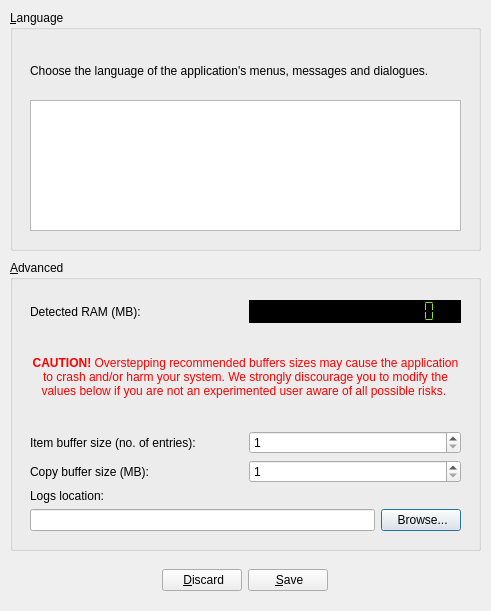
Above: src/preferences.ui from felsocim/Backy before the change. Below: the same form after it.
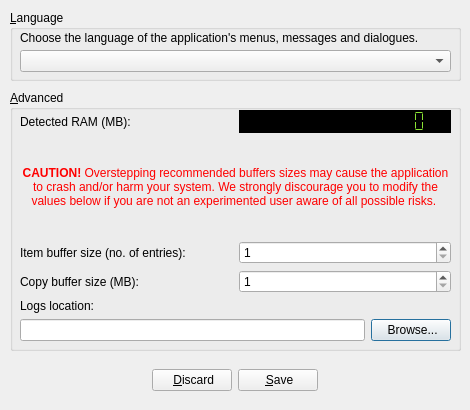
That is the form after the change. Icons and pictures are not drawn.

Diff of the .ui file:
```diff
--- a/src/preferences.ui
+++ b/src/preferences.ui
@@ -6,10 +6,22 @@
    <rect>
     <x>0</x>
     <y>0</y>
-    <width>491</width>
-    <height>611</height>
+    <width>470</width>
+    <height>410</height>
    </rect>
   </property>
+  <property name="minimumSize">
+   <size>
+    <width>470</width>
+    <height>410</height>
+   </size>
+  </property>
+  <property name="maximumSize">
+   <size>
+    <width>470</width>
+    <height>410</height>
+   </size>
+  </property>
   <property name="windowTitle">
    <string>Preferences</string>
   </property>
@@ -22,8 +34,8 @@
     <rect>
      <x>10</x>
      <y>10</y>
-     <width>471</width>
-     <height>241</height>
+     <width>451</width>
+     <height>71</height>
     </rect>
    </property>
    <property name="title">
@@ -32,10 +44,10 @@
    <widget class="QLabel" name="labelLanguageDescription">
     <property name="geometry">
      <rect>
-      <x>20</x>
-      <y>40</y>
+      <x>10</x>
+      <y>20</y>
       <width>431</width>
-      <height>41</height>
+      <height>16</height>
      </rect>
     </property>
     <property name="text">
@@ -45,13 +57,13 @@
      <bool>true</bool>
     </property>
    </widget>
-   <widget class="QListView" name="listLanguages">
+   <widget class="QComboBox" name="comboLanguages">
     <property name="geometry">
      <rect>
-      <x>20</x>
-      <y>90</y>
+      <x>10</x>
+      <y>40</y>
       <width>431</width>
-      <height>131</height>
+      <height>22</height>
      </rect>
     </property>
    </widget>
@@ -60,9 +72,9 @@
    <property name="geometry">
     <rect>
      <x>10</x>
-     <y>260</y>
-     <width>471</width>
-     <height>291</height>
+     <y>90</y>
+     <width>451</width>
+     <height>261</height>
     </rect>
    </property>
    <property name="title">
@@ -71,8 +83,8 @@
    <widget class="QWidget" name="gridLayoutWidget">
     <property name="geometry">
      <rect>
-      <x>20</x>
-      <y>40</y>
+      <x>10</x>
+      <y>20</y>
       <width>431</width>
       <height>231</height>
      </rect>
@@ -200,8 +212,8 @@
    <property name="geometry">
     <rect>
      <x>9</x>
-     <y>560</y>
-     <width>471</width>
+     <y>360</y>
+     <width>451</width>
      <height>41</height>
     </rect>
    </property>
```
Left out of the diff: 4 changed lines with no effect on the pictures.
